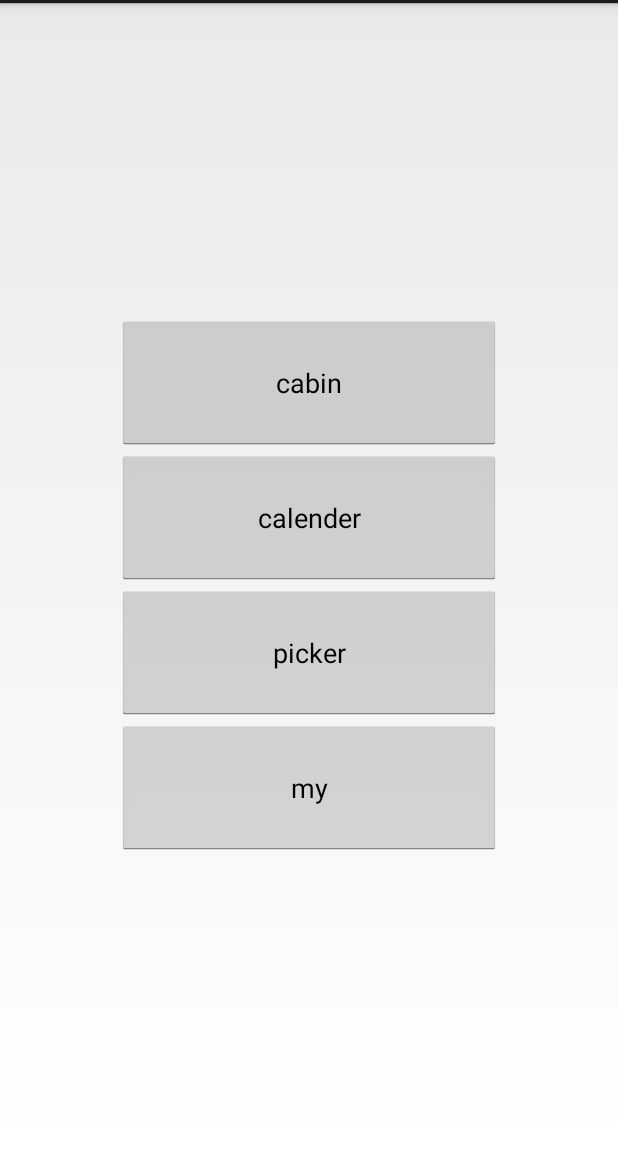
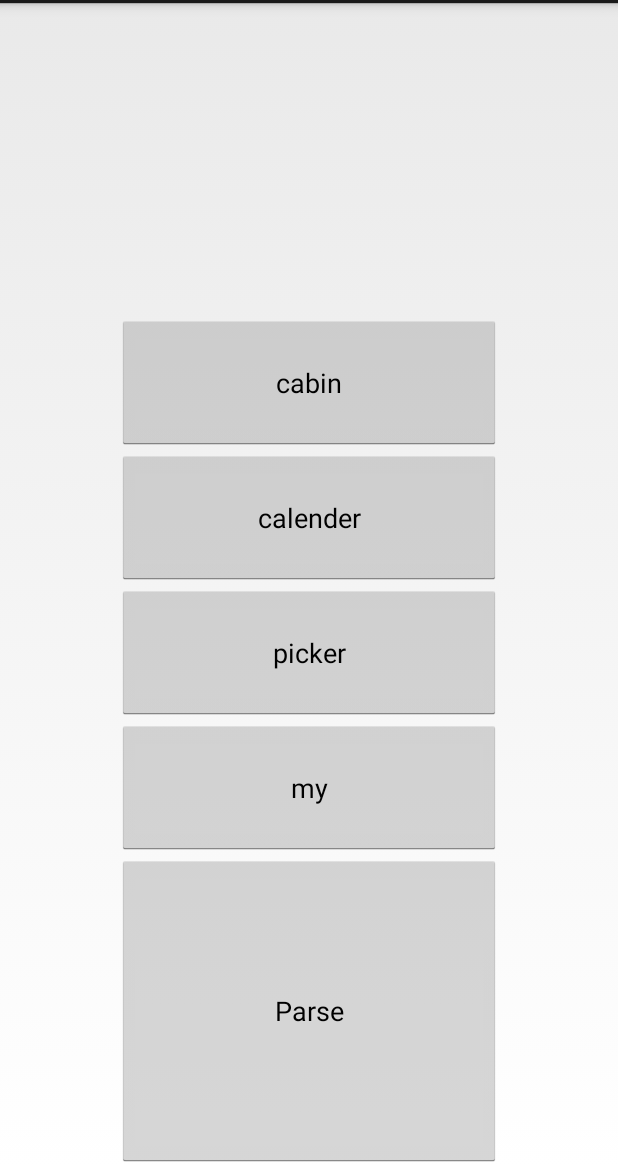
Before and after one commit to tdenisenko/FlightReservation, an Android app: the screen it shows after launch (MainActivity), on a phone screen of 412 x 824 dp, the part 69-1236 px from its top. Run offline under Robolectric (Android 15) with nearby library versions, the phone set to English and light mode, and no system bars.

Commit message:
Parser Test ekledim, classlara da onclick ekledim. + Parser Test için view oluşturdum fakat jsouptan document taki metaElems.attr u görmüyor buna bakacağım. @alik

```diff
--- a/app/src/main/AndroidManifest.xml
+++ b/app/src/main/AndroidManifest.xml
@@ -40,6 +40,12 @@
                 <category android:name="android.intent.category.DEFAULT" />
             </intent-filter>
         </activity>
+        <activity android:name=".ParseURL">
+        <intent-filter>
+            <action android:name="com.example.tdenisenko.flightreservation.ParseURL" />
+            <category android:name="android.intent.category.DEFAULT" />
+        </intent-filter>
+    </activity>
     </application>
 
 </manifest>
--- a/app/src/main/java/com/example/tdenisenko/flightreservation/Cabin.java
+++ b/app/src/main/java/com/example/tdenisenko/flightreservation/Cabin.java
@@ -1,10 +1,9 @@
 package com.example.tdenisenko.flightreservation;
 
 import android.app.Activity;
-import android.content.Intent;
 import android.os.Bundle;
 import android.view.Menu;
-import android.view.View;
+
 
 public class Cabin extends Activity {
     protected void onCreate(Bundle savedInstanceState) {
--- a/app/src/main/res/layout/activity_main.xml
+++ b/app/src/main/res/layout/activity_main.xml
@@ -48,4 +48,16 @@
             android:onClick="searchView" />
     </TableLayout>
 
+    <Button
+        android:layout_width="wrap_content"
+        android:layout_height="wrap_content"
+        android:text="Parse"
+        android:id="@+id/parseUrl"
+        android:layout_below="@+id/tableLayout"
+        android:layout_alignLeft="@+id/tableLayout"
+        android:layout_alignStart="@+id/tableLayout"
+        android:layout_alignRight="@+id/tableLayout"
+        android:layout_alignEnd="@+id/tableLayout"
+        android:layout_alignParentBottom="true" />
+
 </RelativeLayout>
```
Also changed, not shown: app/src/main/java/com/example/tdenisenko/flightreservation/MainActivity.java (+7 -4 lines), app/src/main/java/com/example/tdenisenko/flightreservation/SearchHtmlParser.java (+7 -3 lines), app/src/main/res/layout/android_jsoup.xml (added, +37 -0 lines), 1 other file.
